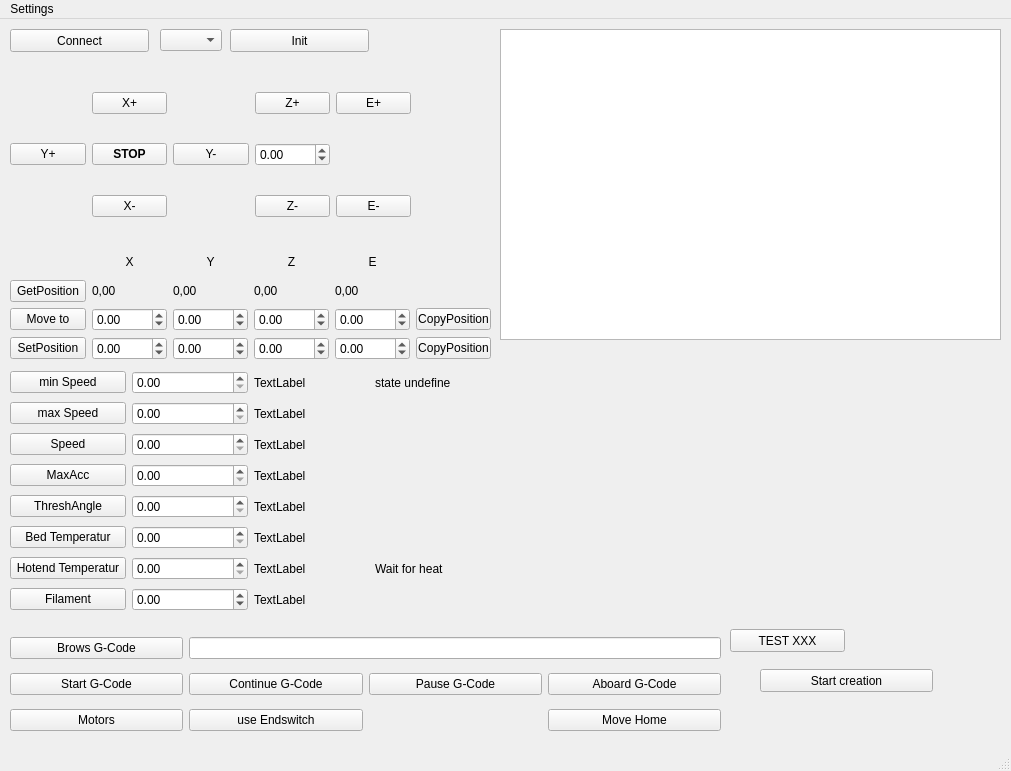
First picture: the form in CNC_Controlpanel/mainwindow.ui, repository CNCMultiTool/CNC_MultiTool, before the edit.
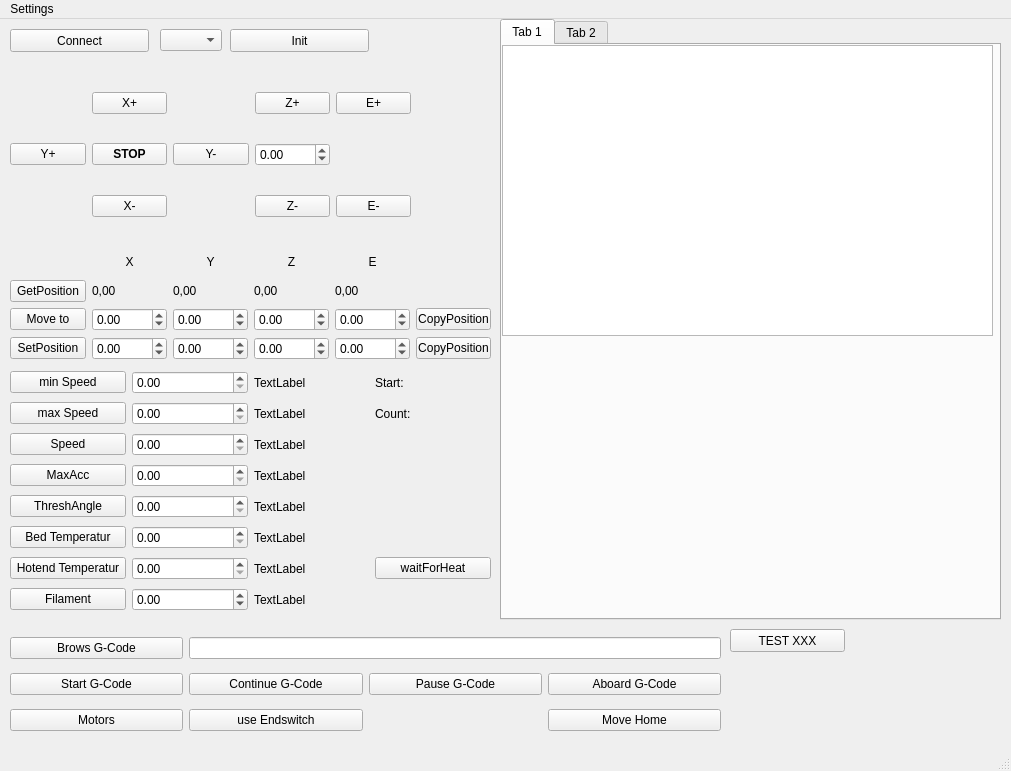
Second picture: the form after the edit. The open tabs and pages were chosen to show the change. Custom widgets are drawn as their Qt base class.

The edit to the form file:
```diff
--- a/CNC_Controlpanel/mainwindow.ui
+++ b/CNC_Controlpanel/mainwindow.ui
@@ -822,19 +822,6 @@
      </item>
     </layout>
    </widget>
-   <widget class="QTextEdit" name="textEditLog">
-    <property name="enabled">
-     <bool>true</bool>
-    </property>
-    <property name="geometry">
-     <rect>
-      <x>500</x>
-      <y>10</y>
-      <width>501</width>
-      <height>311</height>
-     </rect>
-    </property>
-   </widget>
    <widget class="QPushButton" name="pushButtonSerialConnect">
     <property name="geometry">
      <rect>
@@ -1035,17 +1022,24 @@
        </property>
       </widget>
      </item>
-     <item row="6" column="3">
-      <widget class="QLabel" name="label_waitForHeat">
-       <property name="text">
-        <string>Wait for heat</string>
-       </property>
-      </widget>
-     </item>
      <item row="0" column="3">
       <widget class="QLabel" name="label_state">
        <property name="text">
-        <string>state undefine</string>
+        <string>Start:</string>
+       </property>
+      </widget>
+     </item>
+     <item row="6" column="3">
+      <widget class="QPushButton" name="pushButton_waitForHeat">
+       <property name="text">
+        <string>waitForHeat</string>
+       </property>
+      </widget>
+     </item>
+     <item row="1" column="3">
+      <widget class="QLabel" name="label_lineCount">
+       <property name="text">
+        <string>Count:</string>
        </property>
       </widget>
      </item>
@@ -1064,16 +1058,6 @@
      <string>TEST XXX</string>
     </property>
    </widget>
-   <widget class="QCustomPlot" name="Plot_PID_Temp" native="true">
-    <property name="geometry">
-     <rect>
-      <x>500</x>
-      <y>330</y>
-      <width>501</width>
-      <height>271</height>
-     </rect>
-    </property>
-   </widget>
    <widget class="QPushButton" name="pushButtonInit">
     <property name="geometry">
      <rect>
@@ -1087,18 +1071,64 @@
      <string>Init</string>
     </property>
    </widget>
-   <widget class="QPushButton" name="pushButton_StartCreation">
+   <widget class="QTabWidget" name="tabWidget">
     <property name="geometry">
      <rect>
-      <x>760</x>
-      <y>650</y>
-      <width>173</width>
-      <height>23</height>
+      <x>500</x>
+      <y>0</y>
+      <width>501</width>
+      <height>601</height>
      </rect>
     </property>
-    <property name="text">
-     <string>Start creation</string>
+    <property name="currentIndex">
+     <number>1</number>
     </property>
+    <widget class="QWidget" name="tab">
+     <attribute name="title">
+      <string>Tab 1</string>
+     </attribute>
+     <widget class="QCustomPlot" name="Plot_PID_Temp" native="true">
+      <property name="geometry">
+       <rect>
+        <x>0</x>
+        <y>300</y>
+        <width>491</width>
+        <height>271</height>
+       </rect>
+      </property>
+     </widget>
+     <widget class="QTextEdit" name="textEditLog">
+      <property name="enabled">
+       <bool>true</bool>
+      </property>
+      <property name="geometry">
+       <rect>
+        <x>0</x>
+        <y>0</y>
+        <width>491</width>
+        <height>291</height>
+       </rect>
+      </property>
+     </widget>
+    </widget>
+    <widget class="QWidget" name="tab_2">
+     <attribute name="title">
+      <string>Tab 2</string>
+     </attribute>
+     <widget class="QTextEdit" name="textEditLog_error">
+      <property name="enabled">
+       <bool>true</bool>
+      </property>
+      <property name="geometry">
+       <rect>
+        <x>0</x>
+        <y>0</y>
+        <width>491</width>
+        <height>291</height>
+       </rect>
+      </property>
+     </widget>
+    </widget>
    </widget>
   </widget>
   <widget class="QMenuBar" name="menubar">
```
Left out of the diff: 2 changed lines with no effect on the pictures.
